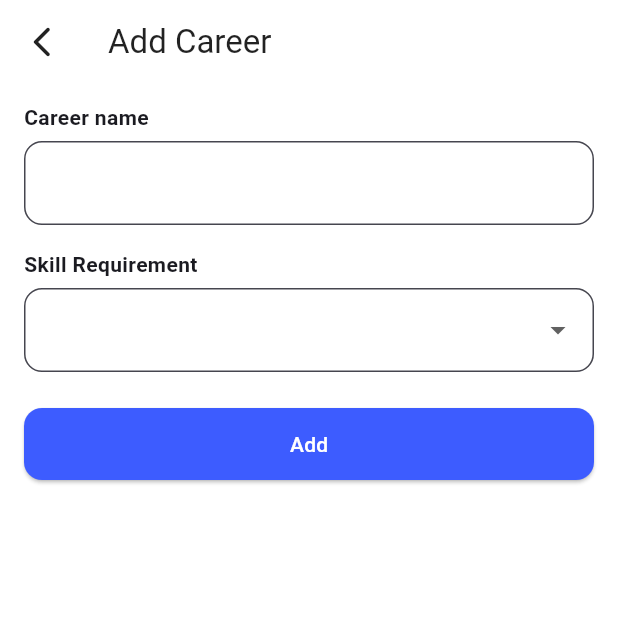
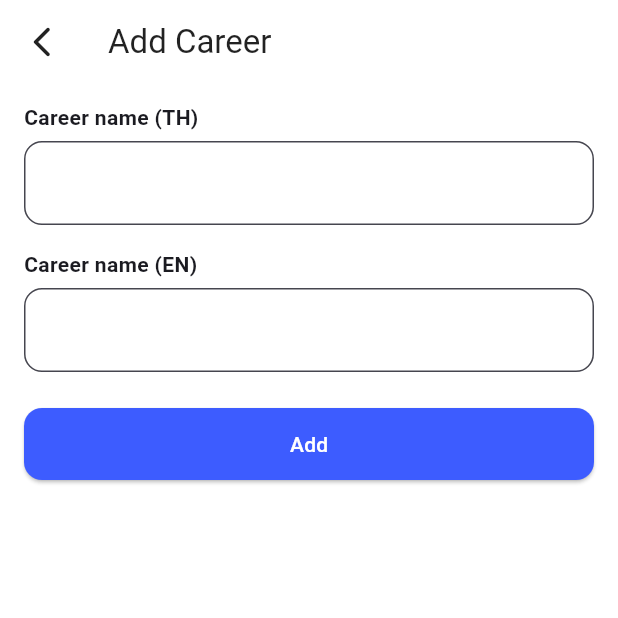
Before and after one commit to D5en15/rmutl-fullProject, a Flutter app: the CareerAddPage screen opened by its route, after a tap on "Add", after a tap on the "arrow back ios new" icon, after a tap on the "add" icon, on a phone screen of 412 x 824 dp, the top half of it. Run offline on Flutter 3.47's test engine with Material 3 defaults, Android fonts, the phone set to English and light mode, and no system bars; our stand-ins replace cloud_firestore, firebase_auth, firebase_core, go_router; accounts and stored records are empty.

Commit message:
admin full control career

```diff
--- a/lib/ui/admin/career_add_page.dart
+++ b/lib/ui/admin/career_add_page.dart
@@ -1,6 +1,7 @@
+// lib/ui/admin/career_add_page.dart
 import 'package:flutter/material.dart';
 import 'package:go_router/go_router.dart';
-import 'career_mock.dart';
+import 'package:cloud_firestore/cloud_firestore.dart';
 
 class CareerAddPage extends StatefulWidget {
   const CareerAddPage({super.key});
@@ -11,49 +12,41 @@ class CareerAddPage extends StatefulWidget {
 
 class _CareerAddPageState extends State<CareerAddPage> {
   static const _primary = Color(0xFF3D5CFF);
-  static const _border  = Color(0xFFEFF1F7);
+  static const _border = Color(0xFFEFF1F7);
 
   final _form = GlobalKey<FormState>();
-  final _name = TextEditingController();
-  String? _skillReq;
-
-  final _skills = const [
-    'Digital Communication',
-    'Programming',
-    'Calculus',
-    'Math',
-    'Data Analysis',
-  ];
+  final _nameTh = TextEditingController();
+  final _nameEn = TextEditingController();
 
   @override
   void dispose() {
-    _name.dispose();
+    _nameTh.dispose();
+    _nameEn.dispose();
     super.dispose();
   }
 
-  InputDecoration _deco() => InputDecoration(
+  InputDecoration _deco() => const InputDecoration(
         filled: true,
         fillColor: Colors.white,
         border: OutlineInputBorder(
-          borderRadius: BorderRadius.circular(12),
-          borderSide: const BorderSide(color: _border),
+          borderRadius: BorderRadius.all(Radius.circular(12)),
+          borderSide: BorderSide(color: _border),
         ),
       );
 
-  void _submit() {
-    final ok = _form.currentState?.validate() ?? false;
-    if (!ok || _skillReq == null) return;
+  Future<void> _submit() async {
+    if (!(_form.currentState?.validate() ?? false)) return;
 
-    final c = Career(
-      id: DateTime.now().millisecondsSinceEpoch.toString(),
-      name: _name.text.trim(),
-      skillRequirement: _skillReq!,
+    await FirebaseFirestore.instance.collection('careers').add({
+      'name_th': _nameTh.text.trim(),
+      'name_en': _nameEn.text.trim(),
+    });
+
+    if (!mounted) return;
+    ScaffoldMessenger.of(context).showSnackBar(
+      const SnackBar(content: Text('Career added')),
     );
-    CareerStore.upsert(c);
 
-    ScaffoldMessenger.of(context).showSnackBar(
-      const SnackBar(content: Text('Added (mock)')),
-    );
     context.go('/admin/config/careers');
   }
 
@@ -78,29 +71,25 @@ class _CareerAddPageState extends State<CareerAddPage> {
           child: Column(
             crossAxisAlignment: CrossAxisAlignment.start,
             children: [
-              const Text("Career name",
+              const Text("Career name (TH)",
                   style: TextStyle(fontWeight: FontWeight.w600)),
               const SizedBox(height: 6),
               TextFormField(
-                controller: _name,
+                controller: _nameTh,
                 decoration: _deco(),
                 validator: (v) =>
                     v == null || v.trim().isEmpty ? 'Required' : null,
               ),
               const SizedBox(height: 16),
 
-              const Text("Skill Requirement",
+              const Text("Career name (EN)",
                   style: TextStyle(fontWeight: FontWeight.w600)),
               const SizedBox(height: 6),
-              DropdownButtonFormField<String>(
-                value: _skillReq,
+              TextFormField(
+                controller: _nameEn,
                 decoration: _deco(),
-                items: _skills
-                    .map((e) =>
-                        DropdownMenuItem(value: e, child: Text(e)))
-                    .toList(),
-                onChanged: (v) => setState(() => _skillReq = v),
-                validator: (v) => v == null ? 'Required' : null,
+                validator: (v) =>
+                    v == null || v.trim().isEmpty ? 'Required' : null,
               ),
               const SizedBox(height: 24),
 
--- a/lib/ui/admin/career_manage_page.dart
+++ b/lib/ui/admin/career_manage_page.dart
@@ -1,28 +1,27 @@
+// lib/ui/admin/career_manage_page.dart
 import 'package:flutter/material.dart';
 import 'package:go_router/go_router.dart';
-import 'career_mock.dart';
+import 'package:cloud_firestore/cloud_firestore.dart';
 
 class CareerManagePage extends StatelessWidget {
   const CareerManagePage({super.key});
 
   static const _primary = Color(0xFF3D5CFF);
-  static const _muted   = Color(0xFF858597);
-  static const _soft    = Color(0xFFF6F7FF);
-  static const _border  = Color(0xFFEFF1F7);
-  static const _shadow  = Color(0x0D000000);
+  static const _muted = Color(0xFF858597);
+  static const _soft = Color(0xFFF6F7FF);
+  static const _border = Color(0xFFEFF1F7);
+  static const _shadow = Color(0x0D000000);
 
   @override
   Widget build(BuildContext context) {
-    final items = CareerStore.all();
-
     return Scaffold(
       backgroundColor: Colors.white,
       appBar: AppBar(
         leading: IconButton(
           icon: const Icon(Icons.arrow_back_ios_new_rounded),
-          onPressed: () => context.go('/admin/config'), // ✅ กลับ Dashboard (Config)
+          onPressed: () => context.go('/admin/config'),
         ),
-        title: const Text('Career management'),
+        title: const Text('Career Management'),
         backgroundColor: Colors.white,
         foregroundColor: Colors.black87,
         elevation: 0,
@@ -32,11 +31,27 @@ class CareerManagePage extends StatelessWidget {
         onPressed: () => context.go('/admin/config/careers/add'),
         child: const Icon(Icons.add, color: Colors.white),
       ),
-      body: ListView.builder(
+      body: StreamBuilder<QuerySnapshot>(
+        stream: FirebaseFirestore.instance.collection('careers').snapshots(),
+        builder: (context, snapshot) {
+          if (snapshot.connectionState == ConnectionState.waiting) {
+            return const Center(child: CircularProgressIndicator());
+          }
+          if (!snapshot.hasData || snapshot.data!.docs.isEmpty) {
+            return const Center(child: Text("ยังไม่มีอาชีพ"));
+          }
+
+          final docs = snapshot.data!.docs;
+
+          return ListView.builder(
             padding: const EdgeInsets.fromLTRB(16, 8, 16, 100),
-        itemCount: items.length,
+            itemCount: docs.length,
             itemBuilder: (_, i) {
-          final c = items[i];
+              final data = docs[i].data() as Map<String, dynamic>;
+              final id = docs[i].id;
+              final nameTh = data['name_th'] ?? '';
+              final nameEn = data['name_en'] ?? '';
+
               return Container(
                 margin: const EdgeInsets.only(bottom: 12),
                 decoration: BoxDecoration(
@@ -55,19 +70,25 @@ class CareerManagePage extends StatelessWidget {
                       color: _soft,
                       borderRadius: BorderRadius.circular(10),
                     ),
-                child: const Icon(Icons.menu_book_outlined,
+                    child: const Icon(Icons.work_outline,
                         color: _primary, size: 26),
                   ),
-              title: Text(c.name,
-                  style: const TextStyle(fontWeight: FontWeight.w700)),
-              subtitle: Text(c.skillRequirement,
-                  style: const TextStyle(color: _muted)),
+                  title: Text(
+                    nameTh,
+                    style: const TextStyle(fontWeight: FontWeight.w700),
+                  ),
+                  subtitle: Text(
+                    nameEn,
+                    style: const TextStyle(color: _muted),
+                  ),
                   trailing: IconButton(
                     icon: const Icon(Icons.edit_outlined),
                     onPressed: () =>
-                    context.go('/admin/config/careers/${c.id}/edit'),
+                        context.go('/admin/config/careers/$id/edit'),
                   ),
                 ),
+              );
+            },
           );
         },
       ),
```
Also changed, not shown: lib/ui/admin/career_edit_page.dart (+49 -44 lines). Lines whose indentation alone changed are shown as unchanged.
